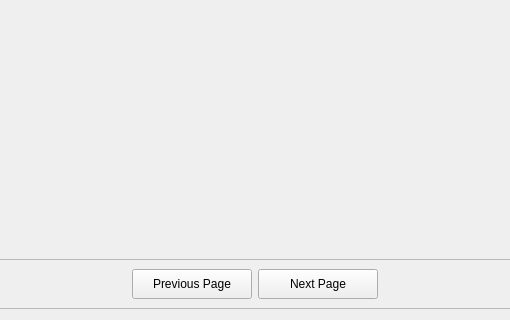
First picture: the form in ui_files/rooms_page.ui, repository xbryan25/hotel-management-system, before the edit; both pictures show x 260 to 770 and y 430 to 750 of the 1030 by 750 pixel window.
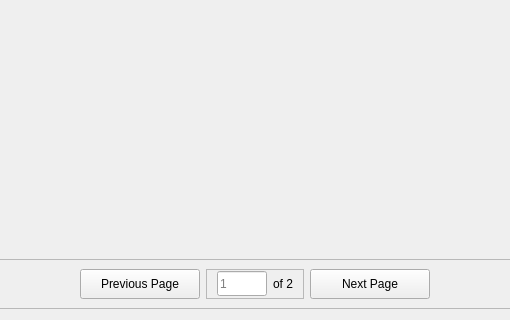
Second picture: the form after the edit.

Commit message: feat(rooms_page): add page_number_lineedit and dynamic total_pages label

Diff of the .ui file:
```diff
--- a/ui_files/rooms_page.ui
+++ b/ui_files/rooms_page.ui
@@ -682,6 +682,89 @@
         </property>
        </widget>
       </item>
+      <item>
+       <widget class="QFrame" name="page_number_frame">
+        <property name="sizePolicy">
+         <sizepolicy hsizetype="Maximum" vsizetype="Preferred">
+          <horstretch>0</horstretch>
+          <verstretch>0</verstretch>
+         </sizepolicy>
+        </property>
+        <property name="minimumSize">
+         <size>
+          <width>20</width>
+          <height>0</height>
+         </size>
+        </property>
+        <property name="maximumSize">
+         <size>
+          <width>16777215</width>
+          <height>16777215</height>
+         </size>
+        </property>
+        <property name="frameShape">
+         <enum>QFrame::StyledPanel</enum>
+        </property>
+        <property name="frameShadow">
+         <enum>QFrame::Raised</enum>
+        </property>
+        <layout class="QGridLayout" name="gridLayout_7">
+         <property name="leftMargin">
+          <number>10</number>
+         </property>
+         <property name="topMargin">
+          <number>0</number>
+         </property>
+         <property name="rightMargin">
+          <number>10</number>
+         </property>
+         <property name="bottomMargin">
+          <number>0</number>
+         </property>
+         <item row="0" column="0">
+          <widget class="QLineEdit" name="page_number_lineedit">
+           <property name="sizePolicy">
+            <sizepolicy hsizetype="Preferred" vsizetype="Fixed">
+             <horstretch>0</horstretch>
+             <verstretch>0</verstretch>
+            </sizepolicy>
+           </property>
+           <property name="minimumSize">
+            <size>
+             <width>50</width>
+             <height>25</height>
+            </size>
+           </property>
+           <property name="maximumSize">
+            <size>
+             <width>50</width>
+             <height>16777215</height>
+            </size>
+           </property>
+           <property name="text">
+            <string/>
+           </property>
+           <property name="placeholderText">
+            <string>1</string>
+           </property>
+          </widget>
+         </item>
+         <item row="0" column="1">
+          <widget class="QLabel" name="of_page_number_label">
+           <property name="minimumSize">
+            <size>
+             <width>20</width>
+             <height>0</height>
+            </size>
+           </property>
+           <property name="text">
+            <string>of 2</string>
+           </property>
+          </widget>
+         </item>
+        </layout>
+       </widget>
+      </item>
       <item>
        <widget class="QPushButton" name="next_page_button">
         <property name="minimumSize">
```
The commit also changes 4 other files.
